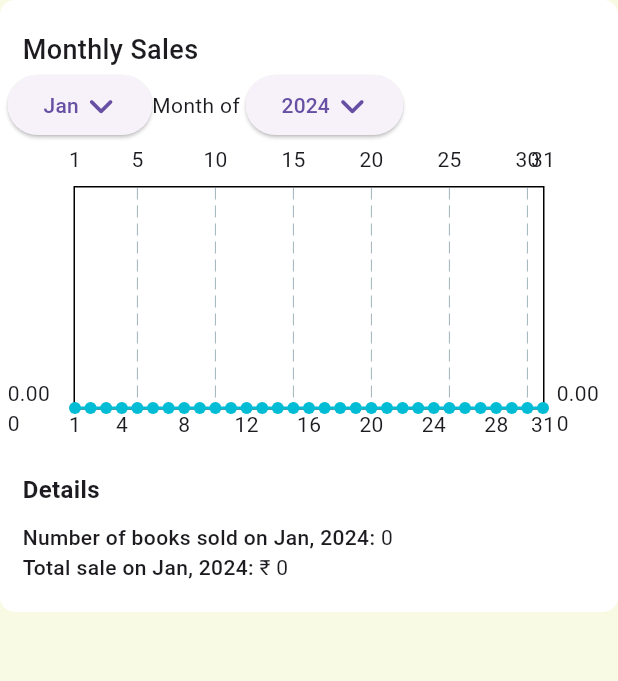
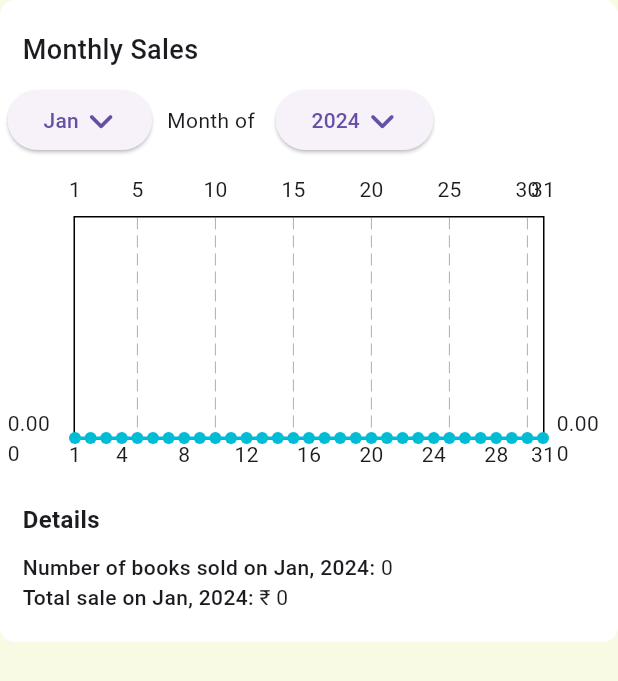
Before and after one commit to AyanDas-99/DiBook, a Flutter app: the MonthlySalesChart widget shown alone on an empty page, opened directly, on a phone screen of 412 x 824 dp. Shown: the top 681 px of the screen. Run offline on Flutter 3.47's test engine with Material 3 defaults, Android fonts, the phone set to English and light mode, and no system bars; drawn by our look-alikes of fl_chart; our stand-ins replace carousel_slider, email_validator, equatable, flutter_dotenv, flutter_hooks, flutter_local_notifications and 7 more; missing offline and left inert: cloudinary, cloudinary_public, expandable_widgets, flutter_downloader; accounts and stored records are empty; network calls fail.

```diff
--- a/lib/view/tabs/profile/screens/earnings/components/monthly_sales_chart.dart
+++ b/lib/view/tabs/profile/screens/earnings/components/monthly_sales_chart.dart
@@ -55,6 +55,8 @@ class _MonthlySalesChartState extends ConsumerState<MonthlySalesChart> {
               child: Heading(text: "Monthly Sales", sub: true),
             ),
 
+            const SizedBox(height: 10),
+
             Row(
               mainAxisSize: MainAxisSize.min,
               children: [
@@ -77,7 +79,9 @@ class _MonthlySalesChartState extends ConsumerState<MonthlySalesChart> {
                     iconSize: 20,
                   ),
                 ),
+                const SizedBox(width: 10),
                 const Text("Month of "),
+                const SizedBox(width: 10),
                 ElevatedButton(
                   onPressed: () async {
                     int? year = await pickYear(context);
@@ -95,6 +99,7 @@ class _MonthlySalesChartState extends ConsumerState<MonthlySalesChart> {
                 ),
               ],
             ),
+            const SizedBox(height: 10),
             // Graph
             sales.when(
                 data: (sales) {
```
Also changed, not shown: lib/state/sales/providers/sale_by_book_id_provider.dart (added, +18 -0 lines), lib/view/tabs/profile/screens/books_on_sale/book_card.dart (+20 -3 lines).
